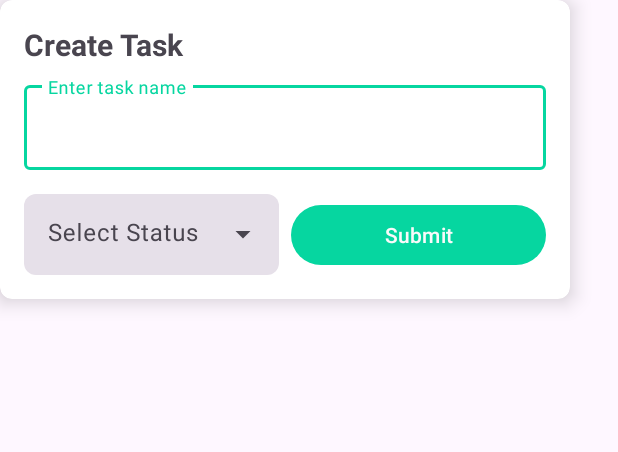
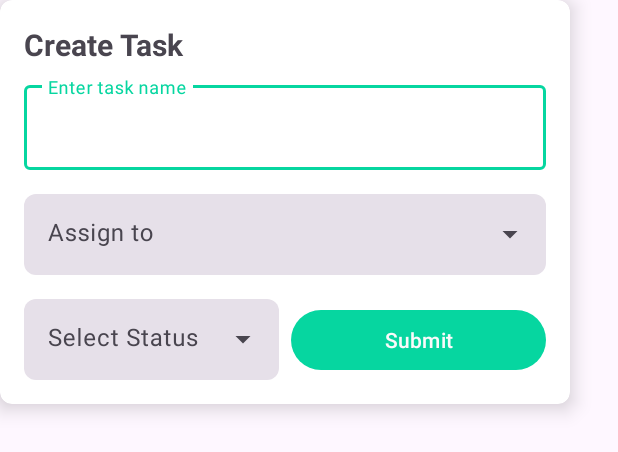
Before and after one commit to Cyber-Jay-Dev/Milestone-Mk5, an Android app: the layout add_task_dialog.xml on its own in the app's theme, with its tools: preview values and no code run, on a phone screen of 412 x 824 dp. Shown: the top 452 px of the screen. Run offline under Robolectric (Android 15) with nearby library versions, the phone set to English and light mode, and no system bars.

Commit message:
mk-7.7.1 temporary files

```diff
--- a/app/src/main/res/layout/add_task_dialog.xml
+++ b/app/src/main/res/layout/add_task_dialog.xml
@@ -39,6 +39,31 @@
                 android:hint="@string/enter_task_name" />
         </com.google.android.material.textfield.TextInputLayout>
 
+        <!-- Assigned User Dropdown -->
+        <com.google.android.material.textfield.TextInputLayout
+            android:id="@+id/textInputLayout12"
+            style="@style/Widget.Material3.TextInputLayout.FilledBox.Dense.ExposedDropdownMenu"
+            android:layout_width="0dp"
+            android:layout_height="wrap_content"
+            android:layout_marginTop="16dp"
+            app:boxStrokeWidth="0dp"
+            app:boxStrokeWidthFocused="0dp"
+            app:boxCornerRadiusBottomStart="8dp"
+            app:boxCornerRadiusTopEnd="8dp"
+            app:boxCornerRadiusBottomEnd="8dp"
+            app:boxCornerRadiusTopStart="8dp"
+            app:layout_constraintTop_toBottomOf="@id/textInputLayout10"
+            app:layout_constraintStart_toStartOf="parent"
+            app:layout_constraintEnd_toEndOf="parent">
+
+            <com.google.android.material.textfield.MaterialAutoCompleteTextView
+                android:id="@+id/assignedUserInput"
+                android:layout_width="match_parent"
+                android:layout_height="wrap_content"
+                android:inputType="none"
+                android:hint="Assign to" />
+        </com.google.android.material.textfield.TextInputLayout>
+
         <!-- Group Spinner and Button Side-by-Side -->
         <com.google.android.material.textfield.TextInputLayout
             android:id="@+id/textInputLayout11"
@@ -53,7 +78,7 @@
             app:boxCornerRadiusTopEnd="8dp"
             app:boxCornerRadiusBottomEnd="8dp"
             app:boxCornerRadiusTopStart="8dp"
-            app:layout_constraintTop_toBottomOf="@id/textInputLayout10"
+            app:layout_constraintTop_toBottomOf="@id/textInputLayout12"
             app:layout_constraintStart_toStartOf="parent"
             app:layout_constraintEnd_toStartOf="@id/btn">
 
@@ -64,7 +89,6 @@
                 android:inputType="none"
                 android:hint="@string/select_status"
                 app:simpleItems="@array/option_list"/>
-
         </com.google.android.material.textfield.TextInputLayout>
 
         <Button
@@ -73,10 +97,9 @@
             android:layout_height="wrap_content"
             android:text="Submit"
             android:layout_marginTop="16dp"
-            app:layout_constraintTop_toBottomOf="@id/textInputLayout10"
+            app:layout_constraintTop_toBottomOf="@id/textInputLayout12"
             app:layout_constraintStart_toEndOf="@id/textInputLayout11"
             app:layout_constraintEnd_toEndOf="parent"
             app:layout_constraintBottom_toBottomOf="@id/textInputLayout11" />
-
     </androidx.constraintlayout.widget.ConstraintLayout>
 </androidx.cardview.widget.CardView>
```
Also changed, not shown: app/src/main/java/com/example/milestonemk_4/Adapter/UserAutoCompleteAdapter.java (added, +153 -0 lines), app/src/main/java/com/example/milestonemk_4/model/Project.java (+40 -3 lines), app/src/main/java/com/example/milestonemk_4/model/User.java (added, +66 -0 lines), app/src/main/res/layout/item_user_autocomplete.xml (added, +37 -0 lines).
